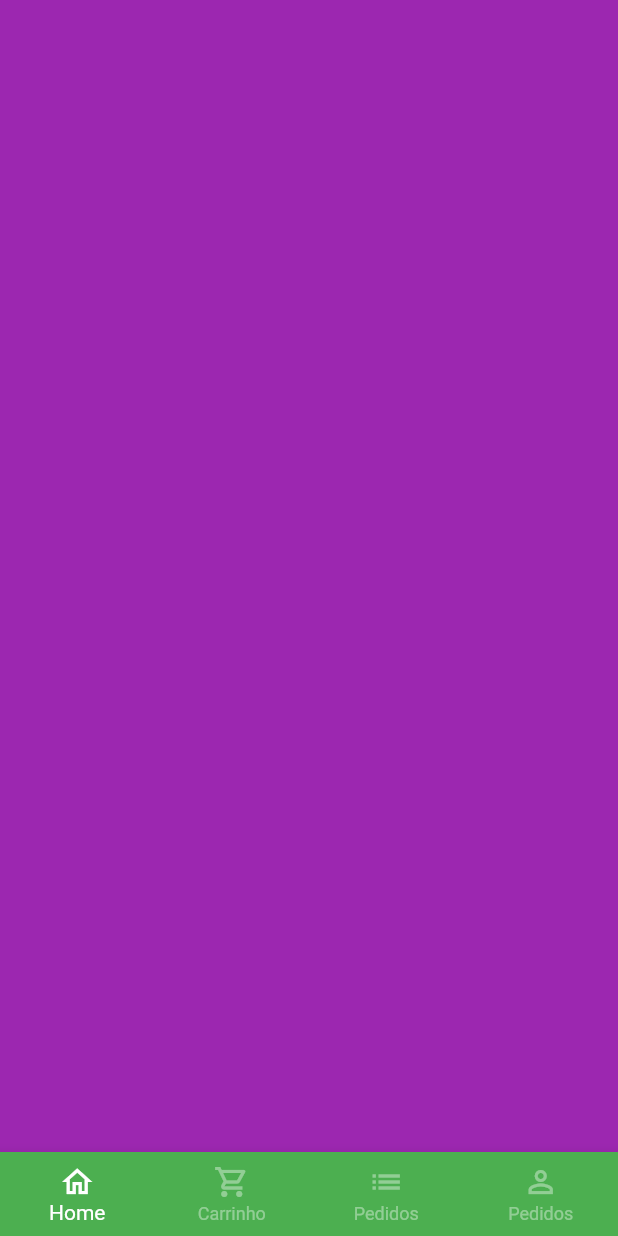
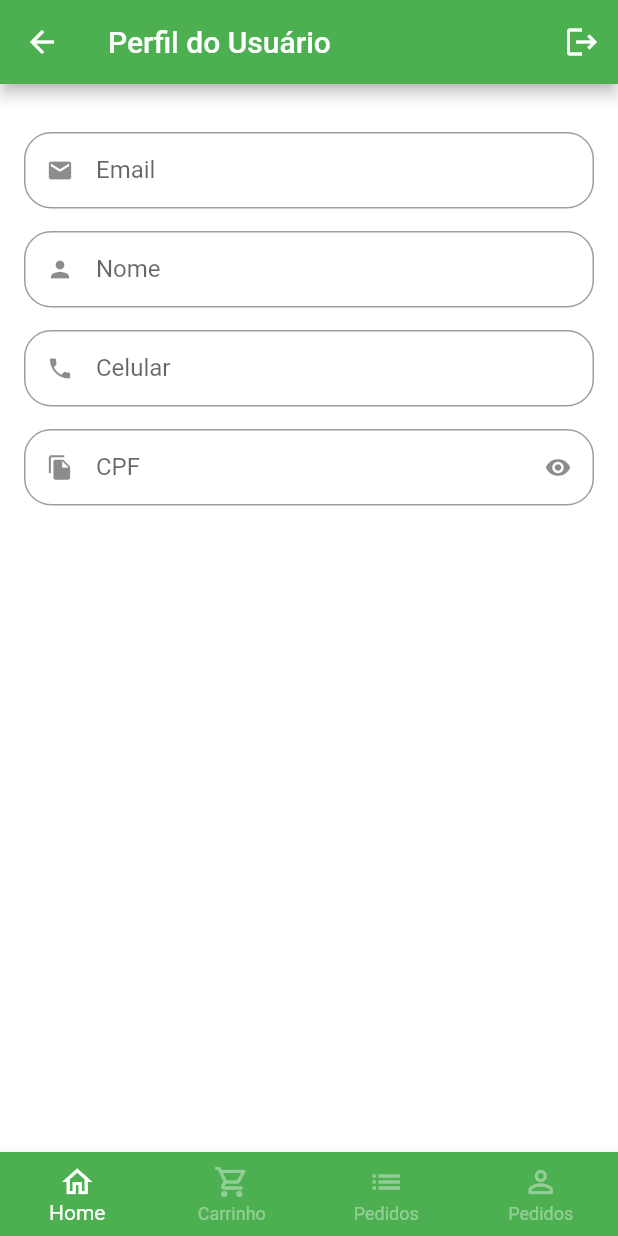
Before and after one commit to IsaacNascimento/green_grocery, a Flutter app: the BaseScreen screen opened directly, swiped to page 4, on a phone screen of 412 x 824 dp. Run offline on Flutter 3.47's test engine with Material 2 defaults, Android fonts, the phone set to English and light mode, and no system bars; our stand-ins replace animated_text_kit, mask_text_input_formatter.

Commit message:
[User Tab]: Change custom_field path; Profile_tab just begging

```diff
--- a/lib/src/config/app_data.dart
+++ b/lib/src/config/app_data.dart
@@ -1,5 +1,6 @@
 import 'package:green_grocer/src/models/cart_item_model.dart';
 import 'package:green_grocer/src/models/item_model.dart';
+import 'package:green_grocer/src/models/user_model.dart';
 
 ItemModel apple = ItemModel(
   description:
@@ -78,3 +79,5 @@ List<CartItemModel> cartItems = [
   CartItemModel(item: mango, quantity: 2),
   CartItemModel(item: guava, quantity: 2),
 ];
+
+UserModel user = UserModel(name: 'Fulano', email: 'fulano@email.com', celular: '(99) 9999-9999', cpf: '000.000.00-00', senha: '');
--- /dev/null
+++ b/lib/src/models/user_model.dart
@@ -0,0 +1,15 @@
+class UserModel {
+  String name;
+  String email;
+  String celular;
+  String cpf;
+  String senha;
+
+  UserModel({
+    required this.name,
+    required this.email,
+    required this.celular,
+    required this.cpf,
+    required this.senha,
+  });
+}
--- a/lib/src/pages/auth/sign_in_screen.dart
+++ b/lib/src/pages/auth/sign_in_screen.dart
@@ -1,6 +1,6 @@
 import 'package:animated_text_kit/animated_text_kit.dart';
 import 'package:flutter/material.dart';
-import 'package:green_grocer/src/pages/auth/components/custom_text_field.dart';
+import 'package:green_grocer/src/pages/widgets/custom_text_field.dart';
 import 'package:green_grocer/src/pages/auth/sign_up_screen.dart';
 import 'package:green_grocer/src/pages/base/base_screen.dart';
 import 'package:green_grocer/src/config/custom_colors.dart';
--- a/lib/src/pages/auth/sign_up_screen.dart
+++ b/lib/src/pages/auth/sign_up_screen.dart
@@ -1,5 +1,5 @@
 import 'package:flutter/material.dart';
-import 'package:green_grocer/src/pages/auth/components/custom_text_field.dart';
+import 'package:green_grocer/src/pages/widgets/custom_text_field.dart';
 import 'package:green_grocer/src/config/custom_colors.dart';
 import 'package:mask_text_input_formatter/mask_text_input_formatter.dart';
 
--- a/lib/src/pages/base/base_screen.dart
+++ b/lib/src/pages/base/base_screen.dart
@@ -1,6 +1,7 @@
 import 'package:flutter/material.dart';
 import 'package:green_grocer/src/pages/cart/cart_tab.dart';
 import 'package:green_grocer/src/pages/home/home_tab.dart';
+import 'package:green_grocer/src/pages/profile/profile_tab.dart';
 
 class BaseScreen extends StatefulWidget {
   const BaseScreen({super.key});
@@ -23,9 +24,9 @@ class _BaseScreenState extends State<BaseScreen> {
         controller: pageController,
         children: [
           const HomeTab(),
-          CartTab(),
+          const CartTab(),
           Container(color: Colors.blue),
-          Container(color: Colors.purple),
+          const ProfileTab(),
         ],
       ),
 
--- /dev/null
+++ b/lib/src/pages/profile/profile_tab.dart
@@ -0,0 +1,43 @@
+import 'package:flutter/material.dart';
+import 'package:green_grocer/src/pages/widgets/custom_text_field.dart';
+import 'package:green_grocer/src/config/app_data.dart' as app_data;
+
+class ProfileTab extends StatelessWidget {
+  const ProfileTab({super.key});
+
+  @override
+  Widget build(BuildContext context) {
+    return Scaffold(
+      appBar: AppBar(
+        title: const Text('Perfil do Usuário'),
+        actions: [
+          IconButton(
+            onPressed: () {},
+            icon: const Icon(Icons.logout),
+          ),
+        ],
+      ),
+      body: ListView(
+        physics: const BouncingScrollPhysics(),
+        padding: const EdgeInsets.fromLTRB(16, 32, 16, 16),
+        children: const [
+
+          // Email
+          CustomTextField(icon: Icons.email, label: 'Email'),
+
+          // Nome
+          CustomTextField(icon: Icons.person, label: 'Nome'),
+
+          // Celular
+          CustomTextField(icon: Icons.phone, label: 'Celular'),
+
+          // CPF
+          CustomTextField(icon: Icons.file_copy, label: 'CPF', isPasswordField: true,),
+
+          // Botão para atualizar a senha
+
+        ],
+      ),
+    );
+  }
+}
```
Also changed, not shown: lib/src/pages/widgets/custom_text_field.dart (renamed from lib/src/pages/auth/components/custom_text_field.dart).
